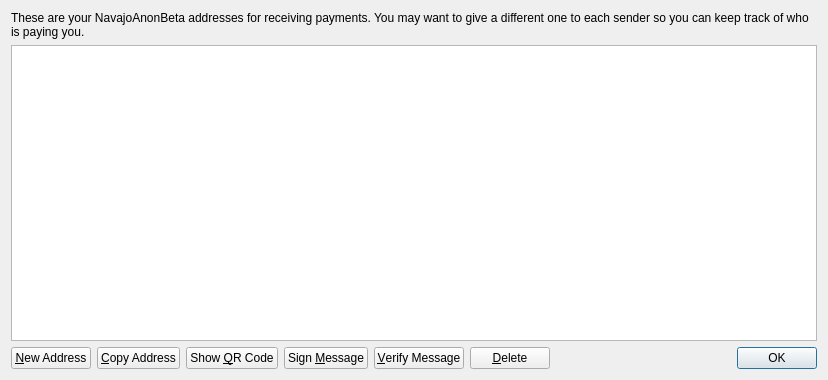
This is src/qt/forms/addressbookpage.ui in sherlockcoin/navbetatest as Qt 5 draws it before an edit. The edited form follows.
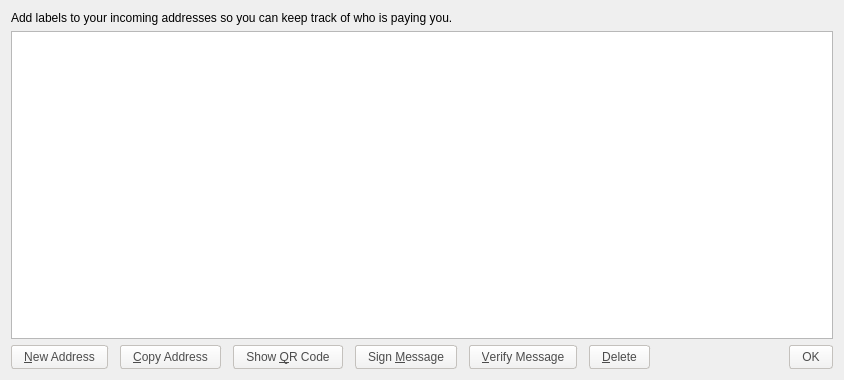
This is the edited form. Icons and pictures are not drawn.

Diff of the .ui file:
```diff
--- a/src/qt/forms/addressbookpage.ui
+++ b/src/qt/forms/addressbookpage.ui
@@ -6,7 +6,7 @@
    <rect>
     <x>0</x>
     <y>0</y>
-    <width>828</width>
+    <width>844</width>
     <height>380</height>
    </rect>
   </property>
@@ -20,7 +20,7 @@
    <item>
     <widget class="QLabel" name="labelExplanation">
      <property name="text">
-      <string>These are your NavajoAnonBeta addresses for receiving payments. You may want to give a different one to each sender so you can keep track of who is paying you.</string>
+      <string>Add labels to your incoming addresses so you can keep track of who is paying you.</string>
      </property>
      <property name="textFormat">
       <enum>Qt::PlainText</enum>
@@ -65,6 +65,14 @@
        <property name="toolTip">
         <string>Create a new address</string>
        </property>
+       <property name="styleSheet">
+        <string notr="true">background-color: qlineargradient(spread:pad, x1:0, y1:1, x2:0, y2:0, stop:0 rgb(240,240,240), stop:1 rgb(255, 255, 255));
+border-radius:3px;
+border: 1px solid #C4C1BD;
+color: #4C4C4C;
+padding: 4px 12px;
+margin: 0px 6px 0px 0px;</string>
+       </property>
        <property name="text">
         <string>&amp;New Address</string>
        </property>
@@ -79,6 +87,14 @@
        <property name="toolTip">
         <string>Copy the currently selected address to the system clipboard</string>
        </property>
+       <property name="styleSheet">
+        <string notr="true">background-color: qlineargradient(spread:pad, x1:0, y1:1, x2:0, y2:0, stop:0 rgb(240,240,240), stop:1 rgb(255, 255, 255));
+border-radius:3px;
+border: 1px solid #C4C1BD;
+color: #4C4C4C;
+padding: 4px 12px;
+margin: 0px 6px 0px 0px;</string>
+       </property>
        <property name="text">
         <string>&amp;Copy Address</string>
        </property>
@@ -90,6 +106,14 @@
      </item>
      <item>
       <widget class="QPushButton" name="showQRCode">
+       <property name="styleSheet">
+        <string notr="true">background-color: qlineargradient(spread:pad, x1:0, y1:1, x2:0, y2:0, stop:0 rgb(240,240,240), stop:1 rgb(255, 255, 255));
+border-radius:3px;
+border: 1px solid #C4C1BD;
+color: #4C4C4C;
+padding: 4px 12px;
+margin: 0px 6px 0px 0px;</string>
+       </property>
        <property name="text">
         <string>Show &amp;QR Code</string>
        </property>
@@ -104,6 +128,14 @@
        <property name="toolTip">
         <string>Sign a message to prove you own a NavajoAnonBeta/NavajoAnonBeta address</string>
        </property>
+       <property name="styleSheet">
+        <string notr="true">background-color: qlineargradient(spread:pad, x1:0, y1:1, x2:0, y2:0, stop:0 rgb(240,240,240), stop:1 rgb(255, 255, 255));
+border-radius:3px;
+border: 1px solid #C4C1BD;
+color: #4C4C4C;
+padding: 4px 12px;
+margin: 0px 6px 0px 0px;</string>
+       </property>
        <property name="text">
         <string>Sign &amp;Message</string>
        </property>
@@ -118,6 +150,14 @@
        <property name="toolTip">
         <string>Verify a message to ensure it was signed with a specified NavajoAnonBeta/NavajoAnonBeta address</string>
        </property>
+       <property name="styleSheet">
+        <string notr="true">background-color: qlineargradient(spread:pad, x1:0, y1:1, x2:0, y2:0, stop:0 rgb(240,240,240), stop:1 rgb(255, 255, 255));
+border-radius:3px;
+border: 1px solid #C4C1BD;
+color: #4C4C4C;
+padding: 4px 12px;
+margin: 0px 6px 0px 0px;</string>
+       </property>
        <property name="text">
         <string>&amp;Verify Message</string>
        </property>
@@ -132,6 +172,14 @@
        <property name="toolTip">
         <string>Delete the currently selected address from the list</string>
        </property>
+       <property name="styleSheet">
+        <string notr="true">background-color: qlineargradient(spread:pad, x1:0, y1:1, x2:0, y2:0, stop:0 rgb(240,240,240), stop:1 rgb(255, 255, 255));
+border-radius:3px;
+border: 1px solid #C4C1BD;
+color: #4C4C4C;
+padding: 4px 12px;
+margin: 0px 6px 0px 0px;</string>
+       </property>
        <property name="text">
         <string>&amp;Delete</string>
        </property>
@@ -162,6 +210,13 @@
          <verstretch>0</verstretch>
         </sizepolicy>
        </property>
+       <property name="styleSheet">
+        <string notr="true">background-color: qlineargradient(spread:pad, x1:0, y1:1, x2:0, y2:0, stop:0 rgb(240,240,240), stop:1 rgb(255, 255, 255));
+border-radius:3px;
+border: 1px solid #C4C1BD;
+color: #4C4C4C;
+padding: 4px 12px;</string>
+       </property>
        <property name="standardButtons">
         <set>QDialogButtonBox::Ok</set>
        </property>
```
Left out of the diff: 2 changed lines with no effect on the pictures.
